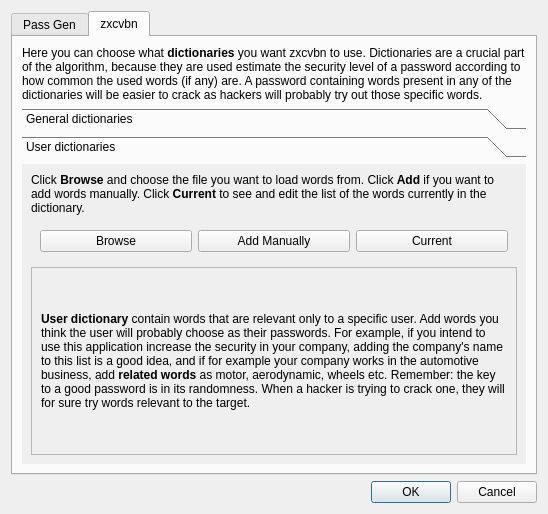
Old version of the form scr/preferencesdialog.ui in the repository waltergallegog/SEcubeWallet.
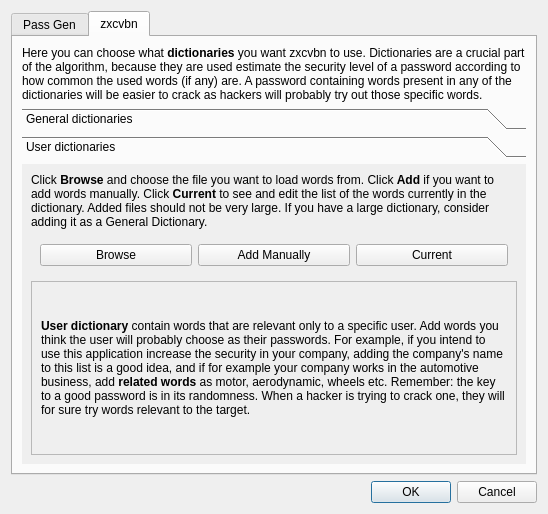
New version of the form. The open tabs and pages were chosen to show the change. Custom widgets are drawn as their Qt base class.

What changed in the file:
```diff
--- a/scr/preferencesdialog.ui
+++ b/scr/preferencesdialog.ui
@@ -372,8 +372,8 @@
            <rect>
             <x>0</x>
             <y>0</y>
-            <width>298</width>
-            <height>346</height>
+            <width>494</width>
+            <height>331</height>
            </rect>
           </property>
           <attribute name="label">
@@ -383,7 +383,7 @@
            <item>
             <widget class="QLabel" name="label_5">
              <property name="text">
-              <string>&lt;html&gt;&lt;head/&gt;&lt;body&gt;&lt;p&gt;Click &lt;span style=&quot; font-weight:600;&quot;&gt;Browse&lt;/span&gt; and choose the file you want to load words from. Click &lt;span style=&quot; font-weight:600;&quot;&gt;Add&lt;/span&gt; if you want to add words manually. Click &lt;span style=&quot; font-weight:600;&quot;&gt;Current&lt;/span&gt; to see and edit the list of the words currently in the dictionary.&lt;/p&gt;&lt;/body&gt;&lt;/html&gt;</string>
+              <string>&lt;html&gt;&lt;head/&gt;&lt;body&gt;&lt;p&gt;Click &lt;span style=&quot; font-weight:600;&quot;&gt;Browse&lt;/span&gt; and choose the file you want to load words from. Click &lt;span style=&quot; font-weight:600;&quot;&gt;Add&lt;/span&gt; if you want to add words manually. Click &lt;span style=&quot; font-weight:600;&quot;&gt;Current&lt;/span&gt; to see and edit the list of the words currently in the dictionary. Added files should not be very large. If you have a large dictionary, consider adding it as a General Dictionary.&lt;/p&gt;&lt;/body&gt;&lt;/html&gt;</string>
              </property>
              <property name="wordWrap">
               <bool>true</bool>
@@ -427,8 +427,8 @@
                <rect>
                 <x>0</x>
                 <y>0</y>
-                <width>264</width>
-                <height>243</height>
+                <width>474</width>
+                <height>198</height>
                </rect>
               </property>
               <layout class="QVBoxLayout" name="verticalLayout_6">
```
Left out of the diff: 8 changed lines with no effect on the pictures.
